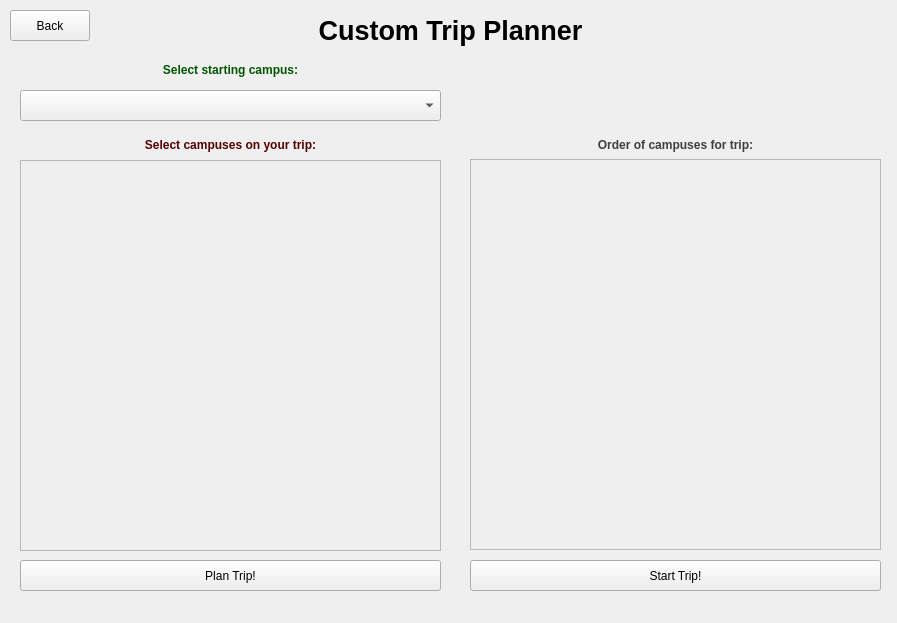
Above: pathcustom.ui from Rthiskidw/Project1-CollegeTouring before the change. Below: the same form after it.
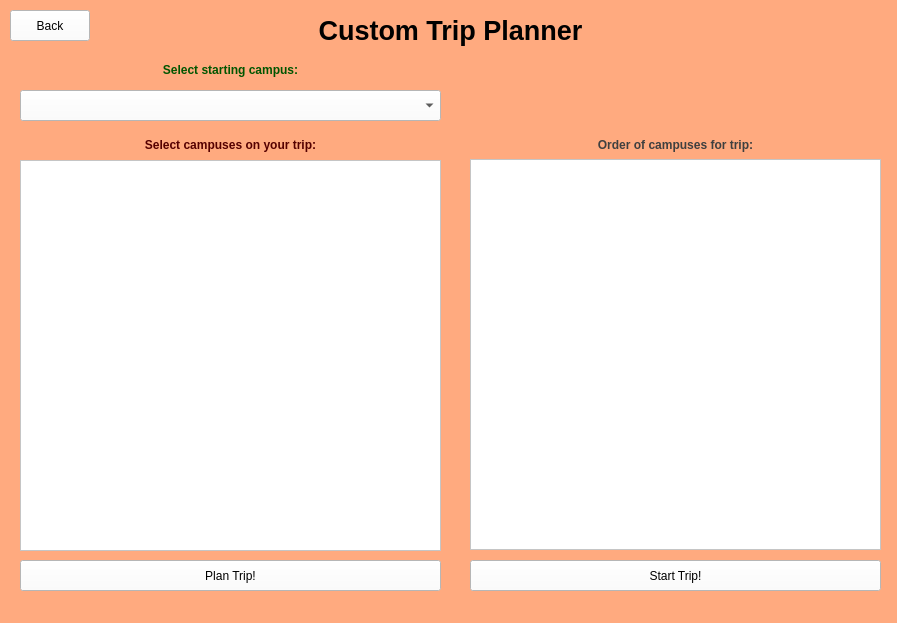
That is the form after the change.

Commit message: Added background colors to some UI pages

Diff of the .ui file:
```diff
--- a/pathcustom.ui
+++ b/pathcustom.ui
@@ -13,6 +13,9 @@
   <property name="windowTitle">
    <string>Form</string>
   </property>
+  <property name="styleSheet">
+   <string notr="true">background-color: rgb(255, 170, 127);</string>
+  </property>
   <widget class="QLabel" name="startCampusHeader_4">
    <property name="geometry">
     <rect>
@@ -35,6 +38,9 @@
      <height>31</height>
     </rect>
    </property>
+   <property name="styleSheet">
+    <string notr="true">background-color: rgb(255, 255, 255)</string>
+   </property>
    <property name="text">
     <string>Plan Trip!</string>
    </property>
@@ -48,6 +54,9 @@
      <height>31</height>
     </rect>
    </property>
+   <property name="styleSheet">
+    <string notr="true">background-color: rgb(255, 255, 255)</string>
+   </property>
    <property name="text">
     <string>Start Trip!</string>
    </property>
@@ -61,6 +70,9 @@
      <height>31</height>
     </rect>
    </property>
+   <property name="styleSheet">
+    <string notr="true">background-color: rgb(255, 255, 255)</string>
+   </property>
   </widget>
   <widget class="QLabel" name="admin_label">
    <property name="geometry">
@@ -120,6 +132,9 @@
      <height>31</height>
     </rect>
    </property>
+   <property name="styleSheet">
+    <string notr="true">background-color: rgb(255, 255, 255)</string>
+   </property>
    <property name="text">
     <string>Back</string>
    </property>
@@ -133,6 +148,9 @@
      <height>391</height>
     </rect>
    </property>
+   <property name="styleSheet">
+    <string notr="true">background-color: rgb(255, 255, 255)</string>
+   </property>
    <property name="widgetResizable">
     <bool>true</bool>
    </property>
@@ -156,6 +174,9 @@
      <height>391</height>
     </rect>
    </property>
+   <property name="styleSheet">
+    <string notr="true">background-color: rgb(255, 255, 255)</string>
+   </property>
    <property name="widgetResizable">
     <bool>true</bool>
    </property>
```
The commit also changes 4 other files.
